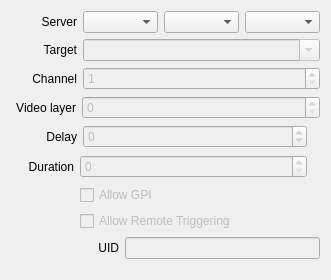
The window that src/Widgets/Inspector/InspectorOutputWidget.ui (CasparCG/client) describes before a commit, drawn with Qt 5.
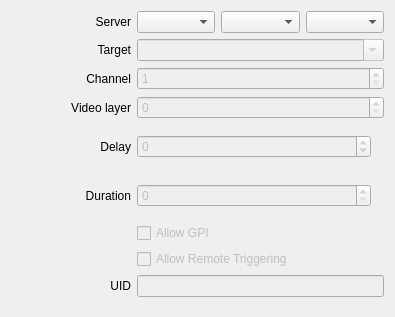
The same window after the commit. Custom widgets are drawn as their Qt base class.

Commit message: Simplify layout of inspector widgets

```diff
--- a/src/Widgets/Inspector/InspectorOutputWidget.ui
+++ b/src/Widgets/Inspector/InspectorOutputWidget.ui
@@ -6,8 +6,8 @@
    <rect>
     <x>0</x>
     <y>0</y>
-    <width>331</width>
-    <height>280</height>
+    <width>395</width>
+    <height>317</height>
    </rect>
   </property>
   <property name="sizePolicy">
@@ -16,35 +16,102 @@
     <verstretch>0</verstretch>
    </sizepolicy>
   </property>
-  <layout class="QVBoxLayout" name="verticalLayout">
-   <item>
+  <layout class="QGridLayout" name="gridLayout">
+   <property name="bottomMargin">
+    <number>20</number>
+   </property>
+   <item row="4" column="0">
+    <widget class="QLabel" name="labelDelayField">
+     <property name="minimumSize">
+      <size>
+       <width>120</width>
+       <height>0</height>
+      </size>
+     </property>
+     <property name="text">
+      <string>Delay</string>
+     </property>
+     <property name="alignment">
+      <set>Qt::AlignRight|Qt::AlignTrailing|Qt::AlignVCenter</set>
+     </property>
+    </widget>
+   </item>
+   <item row="2" column="0">
+    <widget class="QLabel" name="labelChannelField">
+     <property name="minimumSize">
+      <size>
+       <width>120</width>
+       <height>0</height>
+      </size>
+     </property>
+     <property name="text">
+      <string>Channel</string>
+     </property>
+     <property name="alignment">
+      <set>Qt::AlignRight|Qt::AlignTrailing|Qt::AlignVCenter</set>
+     </property>
+    </widget>
+   </item>
+   <item row="3" column="0">
+    <widget class="QLabel" name="labelVideolayerField">
+     <property name="minimumSize">
+      <size>
+       <width>120</width>
+       <height>0</height>
+      </size>
+     </property>
+     <property name="text">
+      <string>Video layer</string>
+     </property>
+     <property name="alignment">
+      <set>Qt::AlignRight|Qt::AlignTrailing|Qt::AlignVCenter</set>
+     </property>
+    </widget>
+   </item>
+   <item row="3" column="1">
+    <widget class="QSpinBox" name="spinBoxVideolayer">
+     <property name="enabled">
+      <bool>false</bool>
+     </property>
+     <property name="sizePolicy">
+      <sizepolicy hsizetype="Expanding" vsizetype="Fixed">
+       <horstretch>0</horstretch>
+       <verstretch>0</verstretch>
+      </sizepolicy>
+     </property>
+     <property name="maximum">
+      <number>9999</number>
+     </property>
+    </widget>
+   </item>
+   <item row="7" column="1">
+    <widget class="QCheckBox" name="checkBoxAllowRemoteTriggering">
+     <property name="enabled">
+      <bool>false</bool>
+     </property>
+     <property name="text">
+      <string>Allow Remote Triggering</string>
+     </property>
+    </widget>
+   </item>
+   <item row="0" column="0">
+    <widget class="QLabel" name="labelDeviceName">
+     <property name="minimumSize">
+      <size>
+       <width>120</width>
+       <height>0</height>
+      </size>
+     </property>
+     <property name="text">
+      <string>Server</string>
+     </property>
+     <property name="alignment">
+      <set>Qt::AlignRight|Qt::AlignTrailing|Qt::AlignVCenter</set>
+     </property>
+    </widget>
+   </item>
+   <item row="0" column="1">
     <layout class="QHBoxLayout" name="horizontalLayoutDevice">
-     <item>
-      <spacer name="horizontalSpacerDevice1">
-       <property name="orientation">
-        <enum>Qt::Horizontal</enum>
-       </property>
-       <property name="sizeType">
-        <enum>QSizePolicy::Fixed</enum>
-       </property>
-       <property name="sizeHint" stdset="0">
-        <size>
-         <width>30</width>
-         <height>20</height>
-        </size>
-       </property>
-      </spacer>
-     </item>
-     <item>
-      <widget class="QLabel" name="labelDeviceName">
-       <property name="text">
-        <string>Server</string>
-       </property>
-       <property name="alignment">
-        <set>Qt::AlignRight|Qt::AlignTrailing|Qt::AlignVCenter</set>
-       </property>
-      </widget>
-     </item>
      <item>
       <widget class="QComboBox" name="comboBoxDevice">
        <property name="sizePolicy">
@@ -77,128 +144,26 @@
      </item>
     </layout>
    </item>
-   <item>
-    <layout class="QHBoxLayout" name="horizontalLayoutTarget">
-     <item>
-      <spacer name="horizontalSpacerTarget">
-       <property name="orientation">
-        <enum>Qt::Horizontal</enum>
-       </property>
-       <property name="sizeType">
-        <enum>QSizePolicy::Fixed</enum>
-       </property>
-       <property name="sizeHint" stdset="0">
-        <size>
-         <width>31</width>
-         <height>20</height>
-        </size>
-       </property>
-      </spacer>
-     </item>
-     <item>
-      <widget class="QLabel" name="labelTarget">
-       <property name="text">
-        <string>Target</string>
-       </property>
-       <property name="alignment">
-        <set>Qt::AlignRight|Qt::AlignTrailing|Qt::AlignVCenter</set>
-       </property>
-      </widget>
-     </item>
-     <item>
-      <widget class="TargetComboBaseWidget" name="comboBoxTarget">
-       <property name="enabled">
-        <bool>false</bool>
-       </property>
-       <property name="sizePolicy">
-        <sizepolicy hsizetype="Expanding" vsizetype="Fixed">
-         <horstretch>0</horstretch>
-         <verstretch>0</verstretch>
-        </sizepolicy>
-       </property>
-       <property name="editable">
-        <bool>true</bool>
-       </property>
-      </widget>
-     </item>
-    </layout>
+   <item row="5" column="0">
+    <widget class="QLabel" name="labelDurationField">
+     <property name="minimumSize">
+      <size>
+       <width>120</width>
+       <height>0</height>
+      </size>
+     </property>
+     <property name="text">
+      <string>Duration</string>
+     </property>
+     <property name="alignment">
+      <set>Qt::AlignRight|Qt::AlignTrailing|Qt::AlignVCenter</set>
+     </property>
+    </widget>
    </item>
-   <item>
-    <layout class="QHBoxLayout" name="horizontalLayoutChannel">
+   <item row="5" column="1">
+    <layout class="QHBoxLayout" name="horizontalLayoutDuration">
      <item>
-      <spacer name="horizontalSpacerChannel1">
-       <property name="orientation">
-        <enum>Qt::Horizontal</enum>
-       </property>
-       <property name="sizeType">
-        <enum>QSizePolicy::Fixed</enum>
-       </property>
-       <property name="sizeHint" stdset="0">
-        <size>
-         <width>21</width>
-         <height>20</height>
-        </size>
-       </property>
-      </spacer>
-     </item>
-     <item>
-      <widget class="QLabel" name="labelChannelField">
-       <property name="text">
-        <string>Channel</string>
-       </property>
-       <property name="alignment">
-        <set>Qt::AlignRight|Qt::AlignTrailing|Qt::AlignVCenter</set>
-       </property>
-      </widget>
-     </item>
-     <item>
-      <widget class="QSpinBox" name="spinBoxChannel">
-       <property name="enabled">
-        <bool>false</bool>
-       </property>
-       <property name="sizePolicy">
-        <sizepolicy hsizetype="Expanding" vsizetype="Fixed">
-         <horstretch>0</horstretch>
-         <verstretch>0</verstretch>
-        </sizepolicy>
-       </property>
-       <property name="minimum">
-        <number>1</number>
-       </property>
-      </widget>
-     </item>
-    </layout>
-   </item>
-   <item>
-    <layout class="QHBoxLayout" name="horizontalLayoutVideolayer">
-     <item>
-      <spacer name="horizontalSpacerVideolayer1">
-       <property name="orientation">
-        <enum>Qt::Horizontal</enum>
-       </property>
-       <property name="sizeType">
-        <enum>QSizePolicy::Fixed</enum>
-       </property>
-       <property name="sizeHint" stdset="0">
-        <size>
-         <width>5</width>
-         <height>20</height>
-        </size>
-       </property>
-      </spacer>
-     </item>
-     <item>
-      <widget class="QLabel" name="labelVideolayerField">
-       <property name="text">
-        <string>Video layer</string>
-       </property>
-       <property name="alignment">
-        <set>Qt::AlignRight|Qt::AlignTrailing|Qt::AlignVCenter</set>
-       </property>
-      </widget>
-     </item>
-     <item>
-      <widget class="QSpinBox" name="spinBoxVideolayer">
+      <widget class="QSpinBox" name="spinBoxDuration">
        <property name="enabled">
         <bool>false</bool>
        </property>
@@ -209,40 +174,24 @@
         </sizepolicy>
        </property>
        <property name="maximum">
-        <number>9999</number>
+        <number>99999</number>
+       </property>
+      </widget>
+     </item>
+     <item>
+      <widget class="QLabel" name="labelDurationMillisecond">
+       <property name="text">
+        <string/>
+       </property>
+       <property name="alignment">
+        <set>Qt::AlignRight|Qt::AlignTrailing|Qt::AlignVCenter</set>
        </property>
       </widget>
      </item>
     </layout>
    </item>
-   <item>
+   <item row="4" column="1">
     <layout class="QHBoxLayout" name="horizontalLayoutDelay">
-     <item>
-      <spacer name="horizontalSpacerDelay">
-       <property name="orientation">
-        <enum>Qt::Horizontal</enum>
-       </property>
-       <property name="sizeType">
-        <enum>QSizePolicy::Fixed</enum>
-       </property>
-       <property name="sizeHint" stdset="0">
-        <size>
-         <width>35</width>
-         <height>20</height>
-        </size>
-       </property>
-      </spacer>
-     </item>
-     <item>
-      <widget class="QLabel" name="labelDelayField">
-       <property name="text">
-        <string>Delay</string>
-       </property>
-       <property name="alignment">
-        <set>Qt::AlignRight|Qt::AlignTrailing|Qt::AlignVCenter</set>
-       </property>
-      </widget>
-     </item>
      <item>
       <widget class="QSpinBox" name="spinBoxDelay">
        <property name="enabled">
@@ -274,200 +223,86 @@
      </item>
     </layout>
    </item>
-   <item>
-    <layout class="QHBoxLayout" name="horizontalLayoutDuration">
-     <item>
-      <spacer name="horizontalSpacerDuration">
-       <property name="orientation">
-        <enum>Qt::Horizontal</enum>
-       </property>
-       <property name="sizeType">
-        <enum>QSizePolicy::Fixed</enum>
-       </property>
-       <property name="sizeHint" stdset="0">
-        <size>
-         <width>17</width>
-         <height>20</height>
-        </size>
-       </property>
-      </spacer>
-     </item>
-     <item>
-      <widget class="QLabel" name="labelDurationField">
-       <property name="text">
-        <string>Duration</string>
-       </property>
-       <property name="alignment">
-        <set>Qt::AlignRight|Qt::AlignTrailing|Qt::AlignVCenter</set>
-       </property>
-      </widget>
-     </item>
-     <item>
-      <widget class="QSpinBox" name="spinBoxDuration">
-       <property name="enabled">
-        <bool>false</bool>
-       </property>
-       <property name="sizePolicy">
-        <sizepolicy hsizetype="Expanding" vsizetype="Fixed">
-         <horstretch>0</horstretch>
-         <verstretch>0</verstretch>
-        </sizepolicy>
-       </property>
-       <property name="maximum">
-        <number>99999</number>
-       </property>
-      </widget>
-     </item>
-     <item>
-      <widget class="QLabel" name="labelDurationMillisecond">
-       <property name="text">
-        <string/>
-       </property>
-       <property name="alignment">
-        <set>Qt::AlignRight|Qt::AlignTrailing|Qt::AlignVCenter</set>
-       </property>
-      </widget>
-     </item>
-    </layout>
+   <item row="8" column="1">
+    <widget class="QLineEdit" name="lineEditRemoteTriggerId">
+     <property name="enabled">
+      <bool>false</bool>
+     </property>
+    </widget>
    </item>
-   <item>
-    <layout class="QHBoxLayout" name="horizontalLayoutAllowGpi">
-     <item>
-      <spacer name="horizontalSpacerAllowGpi1">
-       <property name="orientation">
-        <enum>Qt::Horizontal</enum>
-       </property>
-       <property name="sizeType">
-        <enum>QSizePolicy::Fixed</enum>
-       </property>
-       <property name="sizeHint" stdset="0">
-        <size>
-         <width>69</width>
-         <height>20</height>
-        </size>
-       </property>
-      </spacer>
-     </item>
-     <item>
-      <widget class="QCheckBox" name="checkBoxAllowGpi">
-       <property name="enabled">
-        <bool>false</bool>
-       </property>
-       <property name="text">
-        <string>Allow GPI</string>
-       </property>
-      </widget>
-     </item>
-     <item>
-      <spacer name="horizontalSpacerAllowGpi2">
-       <property name="orientation">
-        <enum>Qt::Horizontal</enum>
-       </property>
-       <property name="sizeHint" stdset="0">
-        <size>
-         <width>40</width>
-         <height>20</height>
-        </size>
-       </property>
-      </spacer>
-     </item>
-    </layout>
+   <item row="1" column="0">
+    <widget class="QLabel" name="labelTarget">
+     <property name="minimumSize">
+      <size>
+       <width>120</width>
+       <height>0</height>
+      </size>
+     </property>
+     <property name="text">
+      <string>Target</string>
+     </property>
+     <property name="alignment">
+      <set>Qt::AlignRight|Qt::AlignTrailing|Qt::AlignVCenter</set>
+     </property>
+    </widget>
    </item>
-   <item>
-    <layout class="QHBoxLayout" name="horizontalLayoutAllowRemoteTriggering">
-     <item>
-      <spacer name="horizontalSpacerAllowRemoteTriggering1">
-       <property name="orientation">
-        <enum>Qt::Horizontal</enum>
-       </property>
-       <property name="sizeType">
-        <enum>QSizePolicy::Fixed</enum>
-       </property>
-       <property name="sizeHint" stdset="0">
-        <size>
-         <width>69</width>
-         <height>20</height>
-        </size>
-       </property>
-      </spacer>
-     </item>
-     <item>
-      <widget class="QCheckBox" name="checkBoxAllowRemoteTriggering">
-       <property name="enabled">
-        <bool>false</bool>
-       </property>
-       <property name="text">
-        <string>Allow Remote Triggering</string>
-       </property>
-      </widget>
-     </item>
-     <item>
-      <spacer name="horizontalSpacerAllowRemoteTriggering2">
-       <property name="orientation">
-        <enum>Qt::Horizontal</enum>
-       </property>
-       <property name="sizeHint" stdset="0">
-        <size>
-         <width>40</width>
-         <height>20</height>
-        </size>
-       </property>
-      </spacer>
-     </item>
-    </layout>
+   <item row="1" column="1">
+    <widget class="TargetComboBaseWidget" name="comboBoxTarget">
+     <property name="enabled">
+      <bool>false</bool>
+     </property>
+     <property name="sizePolicy">
+      <sizepolicy hsizetype="Expanding" vsizetype="Fixed">
+       <horstretch>0</horstretch>
+       <verstretch>0</verstretch>
+      </sizepolicy>
+     </property>
+     <property name="editable">
+      <bool>true</bool>
+     </property>
+    </widget>
    </item>
-   <item>
-    <layout class="QHBoxLayout" name="horizontalLayoutStop">
-     <item>
-      <spacer name="horizontalSpacerStop">
-       <property name="orientation">
-        <enum>Qt::Horizontal</enum>
-       </property>
-       <property name="sizeType">
-        <enum>QSizePolicy::Fixed</enum>
-       </property>
-       <property name="sizeHint" stdset="0">
-        <size>
-         <width>87</width>
-         <height>20</height>
-        </size>
-       </property>
-      </spacer>
-     </item>
-     <item>
-      <widget class="QLabel" name="labelRemoteTriggerIdField">
-       <property name="text">
-        <string>UID</string>
-       </property>
-       <property name="alignment">
-        <set>Qt::AlignRight|Qt::AlignTrailing|Qt::AlignVCenter</set>
-       </property>
-      </widget>
-     </item>
-     <item>
-      <widget class="QLineEdit" name="lineEditRemoteTriggerId">
-       <property name="enabled">
-        <bool>false</bool>
-       </property>
-      </widget>
-     </item>
-    </layout>
+   <item row="2" column="1">
+    <widget class="QSpinBox" name="spinBoxChannel">
+     <property name="enabled">
+      <bool>false</bool>
+     </property>
+     <property name="sizePolicy">
+      <sizepolicy hsizetype="Expanding" vsizetype="Fixed">
+       <horstretch>0</horstretch>
+       <verstretch>0</verstretch>
+      </sizepolicy>
+     </property>
+     <property name="minimum">
+      <number>1</number>
+     </property>
+    </widget>
    </item>
-   <item>
-    <spacer name="verticalSpacerOutput">
-     <property name="orientation">
-      <enum>Qt::Vertical</enum>
+   <item row="6" column="1">
+    <widget class="QCheckBox" name="checkBoxAllowGpi">
+     <property name="enabled">
+      <bool>false</bool>
      </property>
-     <property name="sizeType">
-      <enum>QSizePolicy::Fixed</enum>
+     <property name="text">
+      <string>Allow GPI</string>
      </property>
-     <property name="sizeHint" stdset="0">
+    </widget>
+   </item>
+   <item row="8" column="0">
+    <widget class="QLabel" name="labelRemoteTriggerIdField">
+     <property name="minimumSize">
       <size>
-       <width>20</width>
-       <height>10</height>
+       <width>120</width>
+       <height>0</height>
       </size>
      </property>
-    </spacer>
+     <property name="text">
+      <string>UID</string>
+     </property>
+     <property name="alignment">
+      <set>Qt::AlignRight|Qt::AlignTrailing|Qt::AlignVCenter</set>
+     </property>
+    </widget>
    </item>
   </layout>
  </widget>
```
Left out of the diff: 13 changed lines with no effect on the pictures. The commit also changes 58 other files.
